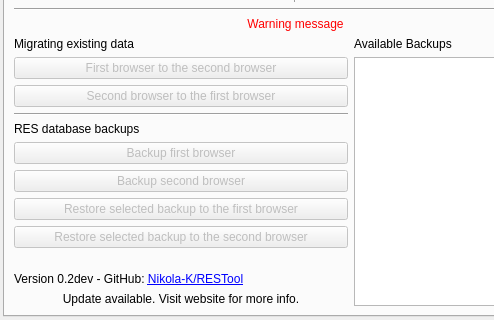
Qt form RESTool/ui/design_v2.ui (nikolak/RESTool) before a commit; both pictures show x 0 to 494 and y 152 to 472 of the 591 by 472 pixel window.
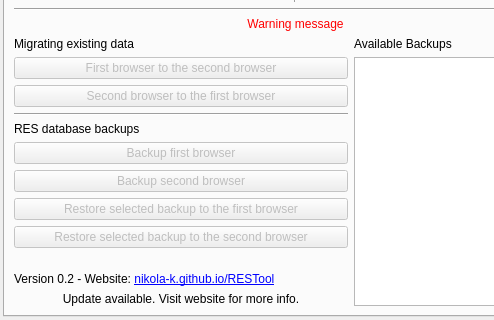
The same form after that commit.

Commit message: Bump version to 0.2.0, preparing for release

Diff of the .ui file:
```diff
--- a/RESTool/ui/design_v2.ui
+++ b/RESTool/ui/design_v2.ui
@@ -327,7 +327,7 @@
               <item>
                <widget class="QLabel" name="StaticLabelVersion">
                 <property name="text">
-                 <string>&lt;html&gt;&lt;head/&gt;&lt;body&gt;&lt;p&gt;Version 0.2dev - GitHub: &lt;a href=&quot;https://github.com/Nikola-K/RESTool&quot;&gt;&lt;span style=&quot; text-decoration: underline; color:#0000ff;&quot;&gt;Nikola-K/RESTool&lt;/span&gt;&lt;/a&gt;&lt;/p&gt;&lt;/body&gt;&lt;/html&gt;</string>
+                 <string>&lt;html&gt;&lt;head/&gt;&lt;body&gt;&lt;p&gt;Version 0.2 - Website: &lt;a href=&quot;http://nikola-k.github.io/RESTool/&quot;&gt;&lt;span style=&quot; text-decoration: underline; color:#0000ff;&quot;&gt;nikola-k.github.io/RESTool&lt;/span&gt;&lt;/a&gt;&lt;/p&gt;&lt;/body&gt;&lt;/html&gt;</string>
                 </property>
                </widget>
               </item>
```
Left out of the diff: 2 changed lines with no effect on the pictures. The commit also changes 2 other files.
